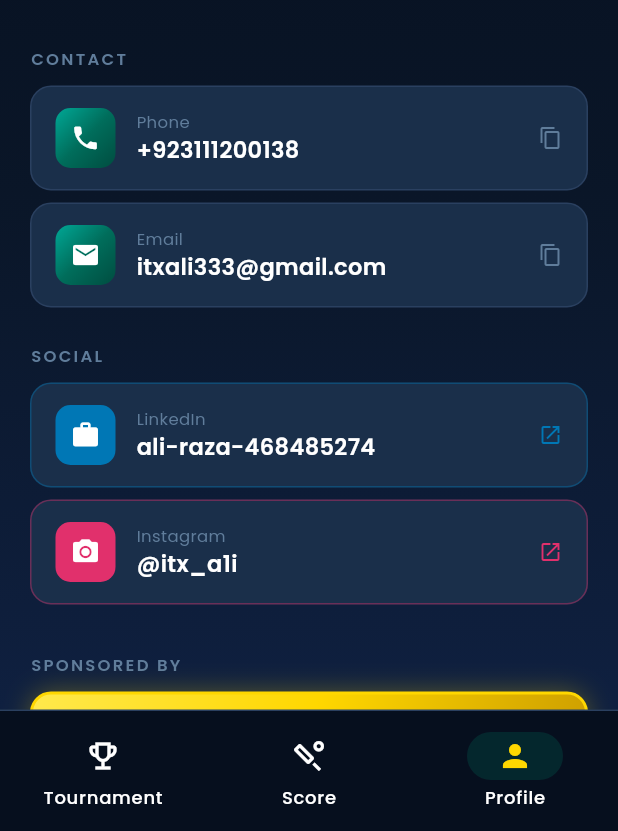
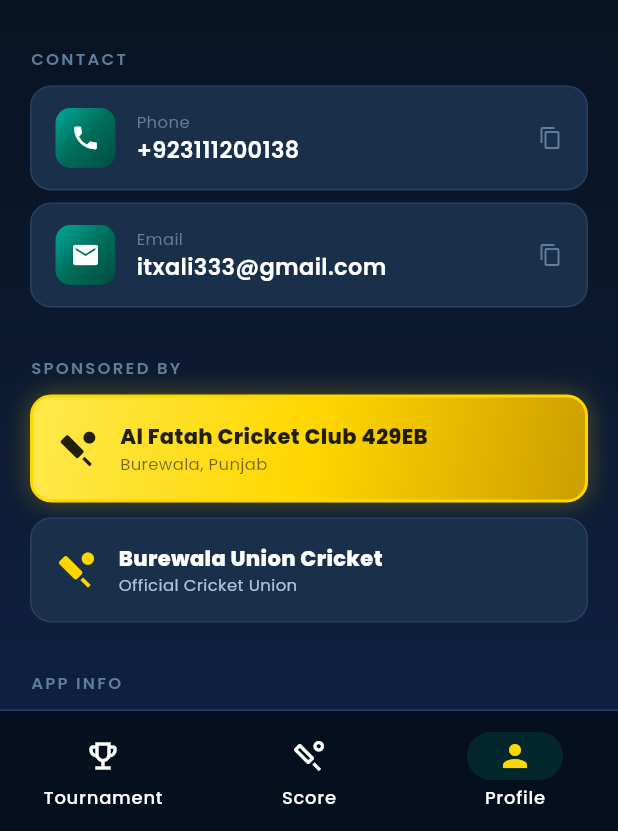
Before and after one commit to jaakammkr40-sudo/CricByAli, a Flutter app: the screen it shows after launch, item 3 of the bottom bar chosen, on a phone screen of 412 x 824 dp, the part 405-1236 px from its top. Run offline on Flutter 3.47's test engine with Material 3 defaults, Android fonts, the light colour scheme and no system bars; our stand-ins replace confetti, flutter_riverpod, google_fonts, shared_preferences.

Commit message:
Remove LinkedIn and Instagram from profile

```diff
--- a/lib/screens/profile/profile_screen.dart
+++ b/lib/screens/profile/profile_screen.dart
@@ -1,6 +1,5 @@
 import 'package:flutter/material.dart';
 import 'package:flutter/services.dart';
-import 'package:url_launcher/url_launcher.dart';
 import '../../core/constants/app_colors.dart';
 import '../../widgets/gradient_background.dart';
 
@@ -14,19 +13,6 @@
           content: Text('Copied to clipboard'),
           duration: Duration(seconds: 1)),
     );
-  }
-
-  Future<void> _open(BuildContext context, String url) async {
-    final uri = Uri.parse(url);
-    if (await canLaunchUrl(uri)) {
-      await launchUrl(uri, mode: LaunchMode.externalApplication);
-    } else {
-      if (context.mounted) {
-        ScaffoldMessenger.of(context).showSnackBar(
-          const SnackBar(content: Text('Could not open link')),
-        );
-      }
-    }
   }
 
   @override
@@ -110,29 +96,6 @@
               label: 'Email',
               value: 'itxali333@gmail.com',
               onTap: () => _copy(context, 'itxali333@gmail.com'),
-            ),
-
-            const SizedBox(height: 24),
-
-            // ── Social ───────────────────────────────────────────────
-            _sectionLabel('Social'),
-            const SizedBox(height: 10),
-            _socialTile(
-              context,
-              color: const Color(0xFF0077B5),
-              icon: Icons.work,
-              label: 'LinkedIn',
-              handle: 'ali-raza-468485274',
-              url: 'https://pk.linkedin.com/in/ali-raza-468485274',
-            ),
-            const SizedBox(height: 8),
-            _socialTile(
-              context,
-              color: const Color(0xFFE1306C),
-              icon: Icons.camera_alt,
-              label: 'Instagram',
-              handle: '@itx_a1i',
-              url: 'https://www.instagram.com/itx_a1i/',
             ),
 
             const SizedBox(height: 32),
@@ -252,56 +215,6 @@
         ),
       );
 
-  Widget _socialTile(
-    BuildContext context, {
-    required Color color,
-    required IconData icon,
-    required String label,
-    required String handle,
-    required String url,
-  }) =>
-      GestureDetector(
-        onTap: () => _open(context, url),
-        child: Container(
-          padding: const EdgeInsets.symmetric(horizontal: 16, vertical: 14),
-          decoration: BoxDecoration(
-            color: AppColors.cardBg,
-            borderRadius: BorderRadius.circular(14),
-            border: Border.all(color: color.withOpacity(0.4)),
-          ),
-          child: Row(
-            children: [
-              Container(
-                width: 40,
-                height: 40,
-                decoration: BoxDecoration(
-                  color: color,
-                  borderRadius: BorderRadius.circular(10),
-                ),
-                child: Icon(icon, color: Colors.white, size: 20),
-              ),
-              const SizedBox(width: 14),
-              Expanded(
-                child: Column(
-                  crossAxisAlignment: CrossAxisAlignment.start,
-                  children: [
-                    Text(label,
-                        style: const TextStyle(
-                            color: AppColors.textMuted, fontSize: 11)),
-                    Text(handle,
-                        style: const TextStyle(
-                            color: AppColors.textPrimary,
-                            fontSize: 15,
-                            fontWeight: FontWeight.w600)),
-                  ],
-                ),
-              ),
-              Icon(Icons.open_in_new, color: color, size: 16),
-            ],
-          ),
-        ),
-      );
-
   Widget _sponsorCard({
     required String name,
     required String subtitle,
--- a/pubspec.yaml
+++ b/pubspec.yaml
@@ -14,7 +14,6 @@
   shared_preferences: ^2.3.1
   google_fonts: ^6.2.1
   uuid: ^4.5.0
-  url_launcher: ^6.3.0
 
 dev_dependencies:
   flutter_test:
```
